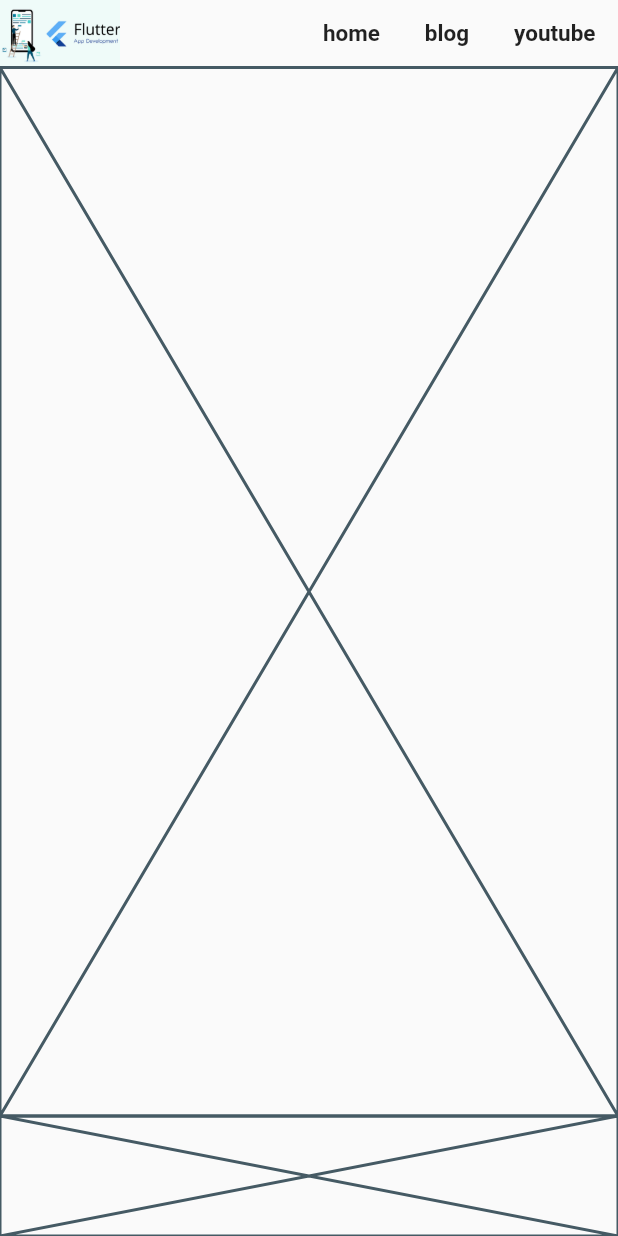
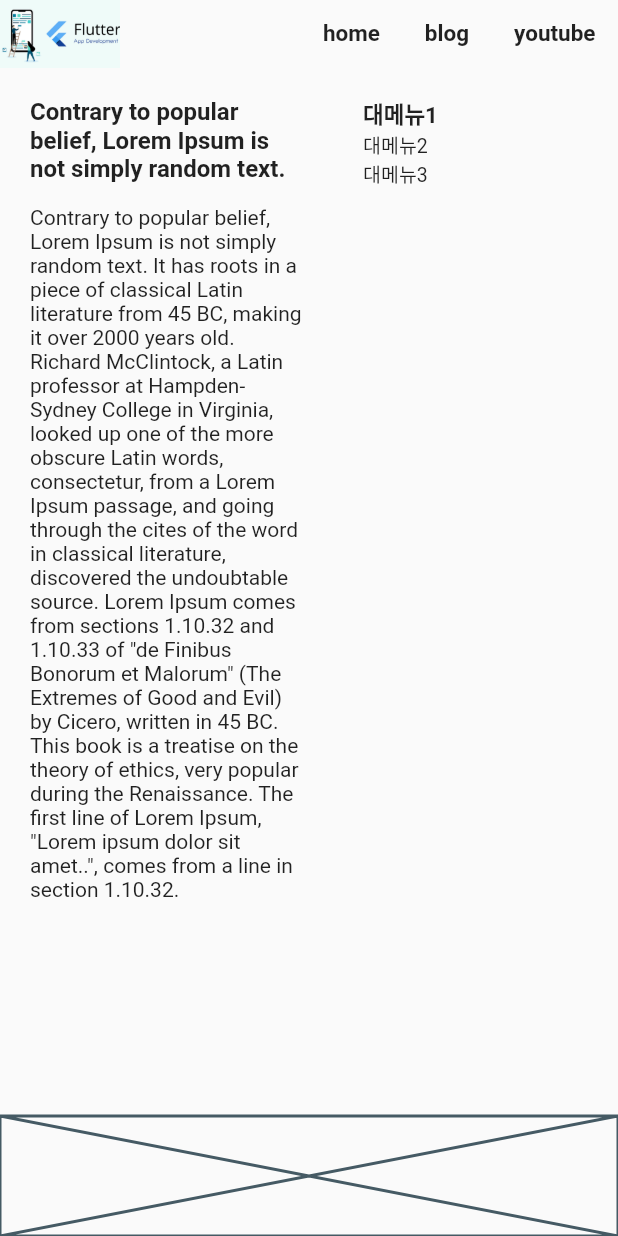
Before and after one commit to mugon-dev/flutter-web_layout_sample, a Flutter app: the screen it shows after launch, on a phone screen of 412 x 824 dp. Run offline on Flutter 3.47's test engine with Material 2 defaults, Android fonts, the phone set to English and light mode, and no system bars.

Commit message:
body를 contents와 우측 메뉴로 나눠 생성

```diff
--- a/lib/src/home.dart
+++ b/lib/src/home.dart
@@ -1,4 +1,5 @@
 import 'package:flutter/material.dart';
+import 'package:layout_sample/src/pages/root_page.dart';
 
 import 'components/navigation_menu.dart';
 
@@ -13,7 +14,7 @@ class HomePage extends StatelessWidget {
           children: [
             NavigationMenu(),
             Expanded(
-              child: _contents(),
+              child: RootPage(),
             ),
             _footer(),
           ],
--- /dev/null
+++ b/lib/src/pages/root_page.dart
@@ -0,0 +1,58 @@
+import 'package:flutter/material.dart';
+
+class RootPage extends StatelessWidget {
+  const RootPage({Key? key}) : super(key: key);
+
+  @override
+  Widget build(BuildContext context) {
+    return Container(
+      padding: const EdgeInsets.all(20),
+      child: Row(
+        children: [
+          Expanded(child: _contents()),
+          SizedBox(width: 40),
+          Container(
+            width: 150,
+            child: Column(
+              crossAxisAlignment: CrossAxisAlignment.stretch,
+              children: [
+                Text(
+                  "대메뉴1",
+                  style: TextStyle(fontWeight: FontWeight.bold, fontSize: 15),
+                ),
+                Text(
+                  "대메뉴2",
+                  style: TextStyle(fontSize: 13),
+                ),
+                Text(
+                  "대메뉴3",
+                  style: TextStyle(fontSize: 13),
+                ),
+              ],
+            ),
+          ),
+        ],
+      ),
+    );
+  }
+
+  Widget _contents() {
+    return Column(
+      crossAxisAlignment: CrossAxisAlignment.stretch,
+      children: [
+        Text(
+          'Contrary to popular belief, Lorem Ipsum is not simply random text. ',
+          style: TextStyle(
+            fontSize: 16,
+            fontWeight: FontWeight.bold,
+          ),
+        ),
+        SizedBox(height: 15),
+        Text(
+          'Contrary to popular belief, Lorem Ipsum is not simply random text. It has roots in a piece of classical Latin literature from 45 BC, making it over 2000 years old. Richard McClintock, a Latin professor at Hampden-Sydney College in Virginia, looked up one of the more obscure Latin words, consectetur, from a Lorem Ipsum passage, and going through the cites of the word in classical literature, discovered the undoubtable source. Lorem Ipsum comes from sections 1.10.32 and 1.10.33 of "de Finibus Bonorum et Malorum" (The Extremes of Good and Evil) by Cicero, written in 45 BC. This book is a treatise on the theory of ethics, very popular during the Renaissance. The first line of Lorem Ipsum, "Lorem ipsum dolor sit amet..", comes from a line in section 1.10.32.',
+          style: TextStyle(fontSize: 14),
+        ),
+      ],
+    );
+  }
+}
```
